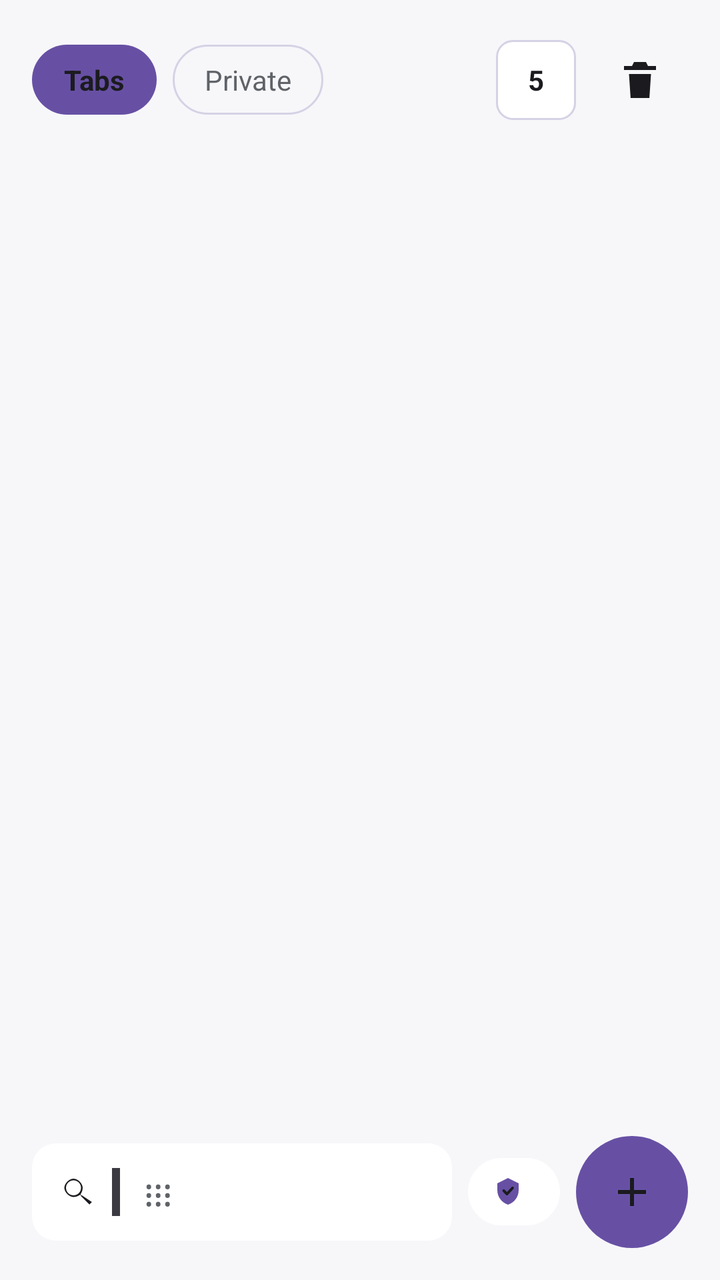
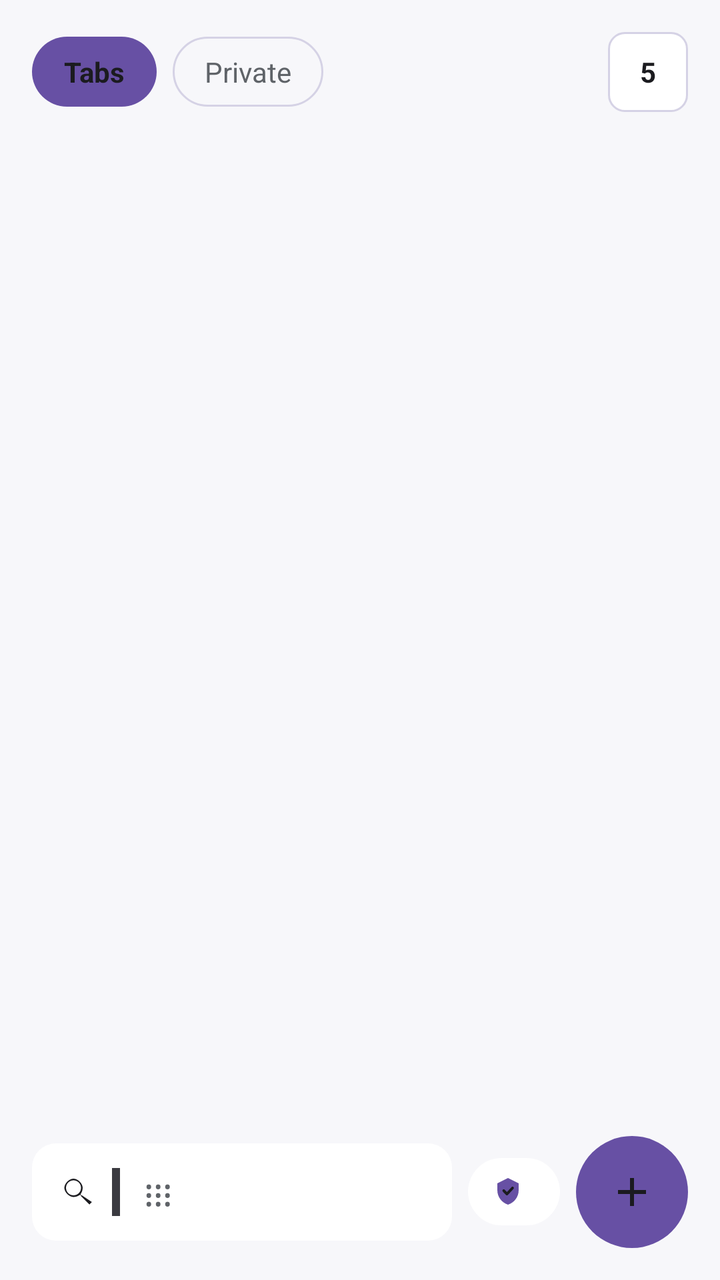

Screens rendered from an Android XML layout before and after an edit, with the pre-edit source and the edit as a unified diff.
<!-- AndroidManifest.xml: application theme Theme.LibreWolf -->
<!-- res/layout/sheet_tabs.xml -->
<?xml version="1.0" encoding="utf-8"?>
<LinearLayout xmlns:android="http://schemas.android.com/apk/res/android"
    android:layout_width="match_parent"
    android:layout_height="match_parent"
    android:background="@color/librewolf_bg"
    android:orientation="vertical"
    android:padding="16dp">

    <LinearLayout
        android:layout_width="match_parent"
        android:layout_height="wrap_content"
        android:gravity="center_vertical"
        android:orientation="horizontal">

        <TextView
            android:id="@+id/mode_tabs"
            android:layout_width="wrap_content"
            android:layout_height="wrap_content"
            android:background="@drawable/bg_chip_on"
            android:clickable="true"
            android:focusable="true"
            android:paddingStart="16dp"
            android:paddingTop="8dp"
            android:paddingEnd="16dp"
            android:paddingBottom="8dp"
            android:text="@string/tabs"
            android:textColor="@color/librewolf_text"
            android:textStyle="bold" />

        <TextView
            android:id="@+id/mode_private"
            android:layout_width="wrap_content"
            android:layout_height="wrap_content"
            android:layout_marginStart="8dp"
            android:background="@drawable/bg_chip_off"
            android:clickable="true"
            android:focusable="true"
            android:paddingStart="16dp"
            android:paddingTop="8dp"
            android:paddingEnd="16dp"
            android:paddingBottom="8dp"
            android:text="@string/tab_private"
            android:textColor="@color/librewolf_grey" />

        <TextView
            android:id="@+id/mode_inactive"
            android:layout_width="wrap_content"
            android:layout_height="wrap_content"
            android:layout_marginStart="8dp"
            android:background="@drawable/bg_chip_off"
            android:clickable="true"
            android:focusable="false"
            android:paddingStart="16dp"
            android:paddingTop="8dp"
            android:paddingEnd="16dp"
            android:paddingBottom="8dp"
            android:text="@string/inactive"
            android:textColor="@color/librewolf_grey"
            android:visibility="gone" />

        <TextView
            android:id="@+id/mode_groups"
            android:layout_width="wrap_content"
            android:layout_height="wrap_content"
            android:layout_marginStart="8dp"
            android:background="@drawable/bg_chip_off"
            android:clickable="true"
            android:focusable="false"
            android:paddingStart="16dp"
            android:paddingTop="8dp"
            android:paddingEnd="16dp"
            android:paddingBottom="8dp"
            android:text="@string/groups"
            android:textColor="@color/librewolf_grey"
            android:visibility="gone" />

        <View
            android:layout_width="0dp"
            android:layout_height="1dp"
            android:layout_weight="1" />

        <TextView
            android:id="@+id/tray_count"
            android:layout_width="wrap_content"
            android:layout_height="wrap_content"
            android:background="@drawable/bg_tab_count"
            android:gravity="center"
            android:minWidth="40dp"
            android:minHeight="40dp"
            android:text="5"
            android:textColor="@color/librewolf_text"
            android:textStyle="bold" />

        <ImageButton
            android:id="@+id/tray_close_all"
            android:layout_width="48dp"
            android:layout_height="48dp"
            android:layout_marginStart="8dp"
            android:background="?attr/selectableItemBackgroundBorderless"
            android:contentDescription="@string/close_all_tabs"
            android:src="@drawable/ic_trash" />
    </LinearLayout>

    <TextView
        android:id="@+id/tray_empty"
        android:layout_width="match_parent"
        android:layout_height="wrap_content"
        android:padding="32dp"
        android:textAlignment="center"
        android:textColor="@color/librewolf_grey"
        android:textSize="15sp"
        android:visibility="gone" />

    <androidx.recyclerview.widget.RecyclerView
        android:id="@+id/tabs_list"
        android:layout_width="match_parent"
        android:layout_height="0dp"
        android:layout_marginTop="8dp"
        android:layout_weight="1" />

    <LinearLayout
        android:layout_width="match_parent"
        android:layout_height="wrap_content"
        android:layout_marginTop="12dp"
        android:gravity="center_vertical"
        android:orientation="horizontal">

        <LinearLayout
            android:layout_width="0dp"
            android:layout_height="wrap_content"
            android:layout_weight="1"
            android:background="@drawable/bg_bar"
            android:gravity="center_vertical"
            android:orientation="horizontal"
            android:padding="12dp">

            <ImageView
                android:layout_width="20dp"
                android:layout_height="20dp"
                android:layout_marginEnd="8dp"
                android:src="@drawable/ic_search" 
            android:importantForAccessibility="no"/>

            <ImageView
                android:layout_width="4dp"
                android:layout_height="24dp"
                android:layout_marginEnd="12dp"
                android:background="#3A3A40" />

            <TextView
                android:layout_width="wrap_content"
                android:layout_height="wrap_content"
                android:text="⋮⋮⋮"
                android:textColor="@color/librewolf_grey"
                android:textSize="18sp" />
        </LinearLayout>

        <LinearLayout
            android:layout_width="wrap_content"
            android:layout_height="wrap_content"
            android:layout_marginStart="8dp"
            android:layout_marginEnd="8dp"
            android:background="@drawable/bg_pill"
            android:gravity="center_vertical"
            android:orientation="horizontal"
            android:paddingStart="12dp"
            android:paddingTop="8dp"
            android:paddingEnd="12dp"
            android:paddingBottom="8dp">

            <ImageView
                android:layout_width="16dp"
                android:layout_height="16dp"
                android:layout_marginEnd="6dp"
                android:src="@drawable/ic_shield" 
            android:importantForAccessibility="no"/>

            <TextView
                android:id="@+id/tray_trackers"
                android:layout_width="wrap_content"
                android:layout_height="wrap_content"
                android:textColor="@color/librewolf_text"
                android:textSize="13sp" />
        </LinearLayout>

        <ImageButton
            android:id="@+id/sheet_new_tab"
            android:layout_width="56dp"
            android:layout_height="56dp"
            android:background="@drawable/bg_fab"
            android:contentDescription="@string/new_tab"
            android:src="@drawable/ic_add" />
    </LinearLayout>
</LinearLayout>
<!-- resources referenced by this layout -->
<resources>
  <color name="librewolf_bg">#F7F7FA</color>
  <color name="librewolf_grey">#5F6368</color>
  <color name="librewolf_text">#1B1B1F</color>
  <!-- drawable bg_bar (drawable) -->
  <?xml version="1.0" encoding="utf-8"?>
  <shape xmlns:android="http://schemas.android.com/apk/res/android"
      android:shape="rectangle">
      <solid android:color="@color/librewolf_card" />
      <corners android:radius="12dp" />
  </shape>
  <!-- drawable bg_chip_off (drawable) -->
  <?xml version="1.0" encoding="utf-8"?>
  <shape xmlns:android="http://schemas.android.com/apk/res/android"
      android:shape="rectangle">
      <solid android:color="#00000000" />
      <stroke android:width="1dp" android:color="@color/librewolf_chip_stroke" />
      <corners android:radius="20dp" />
  </shape>
  <!-- drawable bg_chip_on (drawable) -->
  <?xml version="1.0" encoding="utf-8"?>
  <shape xmlns:android="http://schemas.android.com/apk/res/android"
      android:shape="rectangle">
      <solid android:color="@color/librewolf_accent" />
      <corners android:radius="20dp" />
  </shape>
  <!-- drawable bg_fab (drawable) -->
  <?xml version="1.0" encoding="utf-8"?>
  <shape xmlns:android="http://schemas.android.com/apk/res/android"
      android:shape="oval">
      <solid android:color="@color/librewolf_accent" />
  </shape>
  <!-- drawable bg_pill (drawable) -->
  <?xml version="1.0" encoding="utf-8"?>
  <shape xmlns:android="http://schemas.android.com/apk/res/android"
      android:shape="rectangle">
      <solid android:color="@color/librewolf_card" />
      <corners android:radius="20dp" />
  </shape>
  <!-- drawable bg_tab_count (drawable) -->
  <?xml version="1.0" encoding="utf-8"?>
  <shape xmlns:android="http://schemas.android.com/apk/res/android"
      android:shape="rectangle">
      <solid android:color="@color/librewolf_card" />
      <stroke android:width="1dp" android:color="@color/librewolf_chip_stroke" />
      <corners android:radius="8dp" />
  </shape>
  <!-- drawable ic_add (drawable) -->
  <?xml version="1.0" encoding="utf-8"?>
  <vector xmlns:android="http://schemas.android.com/apk/res/android"
      android:width="24dp" android:height="24dp"
      android:viewportWidth="24" android:viewportHeight="24">
      <path android:fillColor="@color/librewolf_text"
          android:pathData="M19,13h-6v6h-2v-6H5v-2h6V5h2v6h6z" />
  </vector>
  <!-- drawable ic_trash (drawable) -->
  <?xml version="1.0" encoding="utf-8"?>
  <vector xmlns:android="http://schemas.android.com/apk/res/android"
      android:width="24dp" android:height="24dp"
      android:viewportWidth="24" android:viewportHeight="24">
      <path android:fillColor="@color/librewolf_text"
          android:pathData="M9,3 h6 l1,2 h4 v2 H4 V5 h4 ZM6.5,9 H17.5 L16.7,21 H7.3 Z" />
  </vector>
  <string name="close_all_tabs">Close all tabs</string>
  <string name="groups">Groups</string>
  <string name="inactive">Inactive</string>
  <string name="new_tab">New tab</string>
  <string name="tab_private">Private</string>
  <string name="tabs">Tabs</string>
  <style name="Theme.LibreWolf" parent="Theme.Material3.DayNight.NoActionBar">
          <item name="colorPrimary">@color/librewolf_accent</item>
          <item name="colorOnPrimary">@color/librewolf_icon_on_accent</item>
          <item name="android:windowBackground">@color/librewolf_bg</item>
          <item name="android:statusBarColor">@color/librewolf_bg</item>
          <item name="android:navigationBarColor">@color/librewolf_bg</item>
          <item name="android:windowLightStatusBar">true</item>
      </style>
  <color name="librewolf_card">#FFFFFF</color>
  <color name="librewolf_chip_stroke">#D5D2E5</color>
  <color name="librewolf_accent">#6750A4</color>
  <color name="librewolf_icon_on_accent">#FFFFFF</color>
  <!-- unchanged entries left out for length: 2 -->
</resources>

<!-- the commit's change to res/layout/sheet_tabs.xml (unified diff, before → after) -->
@@ -90,15 +90,6 @@
             android:text="5"
             android:textColor="@color/librewolf_text"
             android:textStyle="bold" />
-
-        <ImageButton
-            android:id="@+id/tray_close_all"
-            android:layout_width="48dp"
-            android:layout_height="48dp"
-            android:layout_marginStart="8dp"
-            android:background="?attr/selectableItemBackgroundBorderless"
-            android:contentDescription="@string/close_all_tabs"
-            android:src="@drawable/ic_trash" />
     </LinearLayout>
 
     <TextView
<!-- resource entries referenced after the edit -->
@@ -54,15 +54,6 @@
       <path android:fillColor="@color/librewolf_text"
           android:pathData="M19,13h-6v6h-2v-6H5v-2h6V5h2v6h6z" />
   </vector>
-  <!-- drawable ic_trash (drawable) -->
-  <?xml version="1.0" encoding="utf-8"?>
-  <vector xmlns:android="http://schemas.android.com/apk/res/android"
-      android:width="24dp" android:height="24dp"
-      android:viewportWidth="24" android:viewportHeight="24">
-      <path android:fillColor="@color/librewolf_text"
-          android:pathData="M9,3 h6 l1,2 h4 v2 H4 V5 h4 ZM6.5,9 H17.5 L16.7,21 H7.3 Z" />
-  </vector>
-  <string name="close_all_tabs">Close all tabs</string>
   <string name="groups">Groups</string>
   <string name="inactive">Inactive</string>
   <string name="new_tab">New tab</string>
